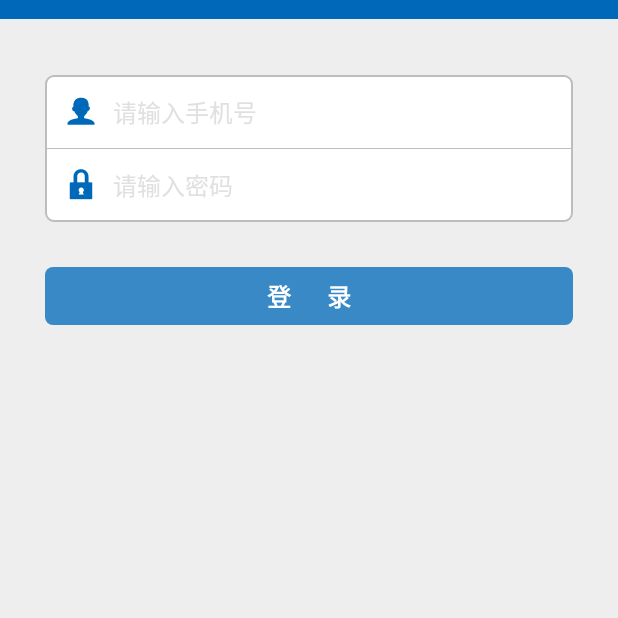
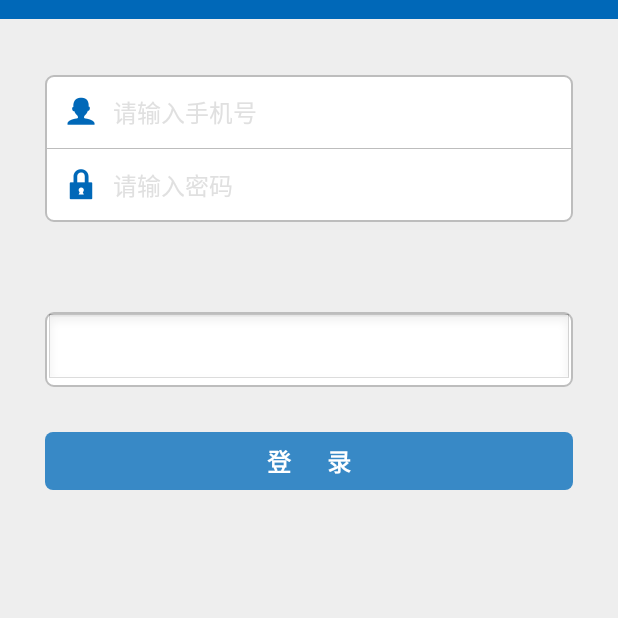
Before and after one commit to wangwenwang/TY_Order_Android, an Android app: the LoginActivity screen opened directly, with no data from a screen before it, on a phone screen of 412 x 824 dp, the top half of it. Run offline under Robolectric (Android 15) with nearby library versions, the phone set to English and light mode, and no system bars; libraries missing offline, so code that uses them is left out: com.baidu.mapapi, com.zhy.android; plain views replace PercentRelativeLayout.

Commit message:
应用宝要求targetSdkVersion最低26
1、targetSdkVersion最低26后，引起登录时看不见密码框，故在activity_login.xml加了一些看起来无用的代码

```diff
--- a/app/build.gradle
+++ b/app/build.gradle
@@ -8,7 +8,7 @@ android {
         multiDexEnabled true
         applicationId "com.kaidongyuan.app.tyorder"
         minSdkVersion 14
-        targetSdkVersion 22
+        targetSdkVersion 26
         versionCode 4
         versionName "2.2"
     }
--- a/app/src/main/res/layout/activity_login.xml
+++ b/app/src/main/res/layout/activity_login.xml
@@ -96,6 +96,21 @@
 
             </LinearLayout>
 
+            <LinearLayout
+                android:layout_width="match_parent"
+                android:layout_height="wrap_content"
+                android:layout_margin="30dp"
+                android:background="@drawable/rounded_white_box_bg"
+                android:gravity="center_vertical"
+                android:orientation="vertical">
+
+                <EditText
+                    android:layout_width="match_parent"
+                    android:layout_height="wrap_content"
+                    android:padding="12dp" />
+
+            </LinearLayout>
+
         </LinearLayout>
 
         <LinearLayout
```
